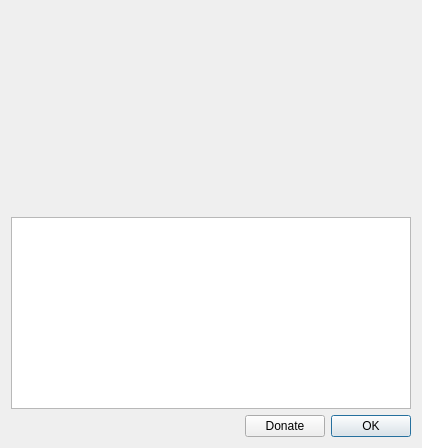
This is src/tiled/aboutdialog.ui in mapeditor/tiled as Qt 5 draws it before an edit. The edited form follows.
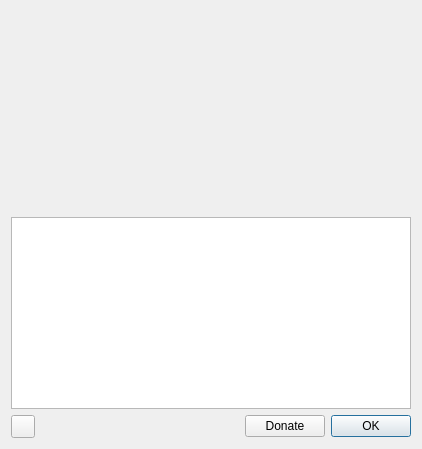
This is the edited form. Icons and pictures are not drawn. Custom widgets are drawn as their Qt base class.

Commit message:
Made the New Version and News displays optional
When turned off, the information is also not requested from the network.

To manually check for new updates, the About dialog can now be opened,
which will always do a one-time check to update the added button.

Diff of the .ui file:
```diff
--- a/src/tiled/aboutdialog.ui
+++ b/src/tiled/aboutdialog.ui
@@ -78,6 +78,16 @@
      <property name="sizeConstraint">
       <enum>QLayout::SetDefaultConstraint</enum>
      </property>
+     <item>
+      <widget class="Tiled::NewVersionButton" name="newVersionButton">
+       <property name="sizePolicy">
+        <sizepolicy hsizetype="Fixed" vsizetype="Preferred">
+         <horstretch>0</horstretch>
+         <verstretch>0</verstretch>
+        </sizepolicy>
+       </property>
+      </widget>
+     </item>
      <item>
       <spacer name="horizontalSpacer_3">
        <property name="orientation">
@@ -115,6 +125,13 @@
    </item>
   </layout>
  </widget>
+ <customwidgets>
+  <customwidget>
+   <class>Tiled::NewVersionButton</class>
+   <extends>QToolButton</extends>
+   <header>newversionbutton.h</header>
+  </customwidget>
+ </customwidgets>
  <resources>
   <include location="tiled.qrc"/>
  </resources>
```
Left out of the diff: 4 changed lines with no effect on the pictures. The commit also changes 20 other files.
